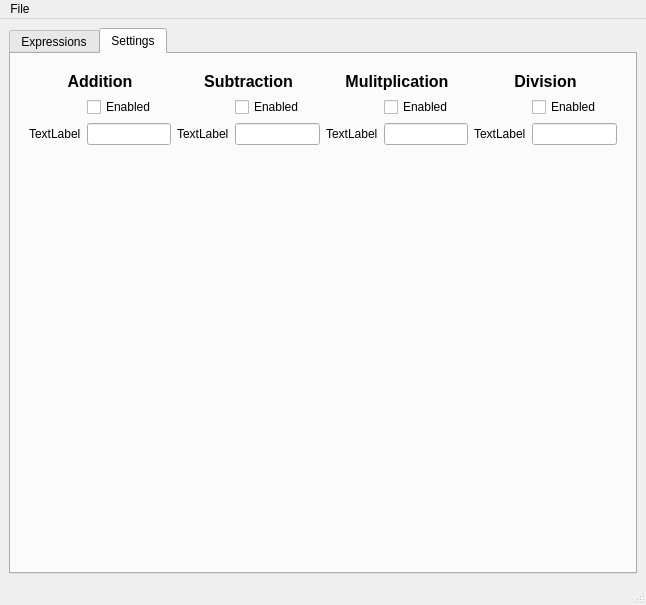
Qt form src/amygo/ui/ui_main_window.ui (Philaeux/Amygo) before a commit.
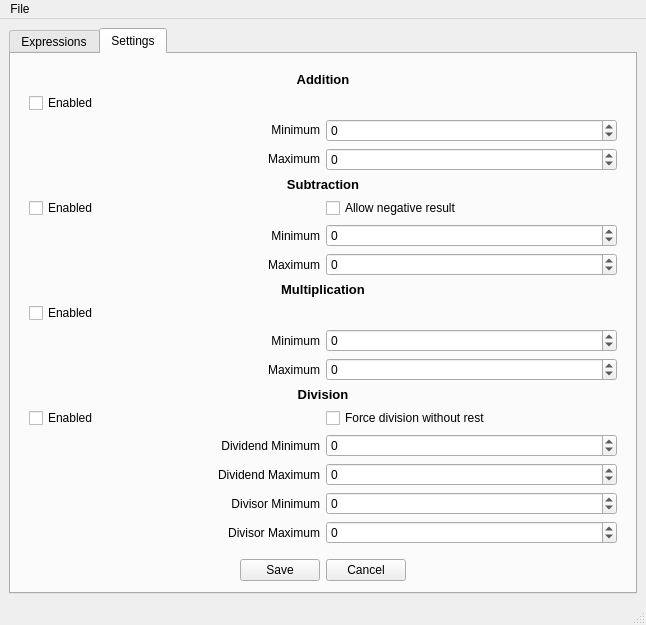
The same form after that commit. The open tabs and pages were chosen to show the change.

Commit message: First release version with all 4 basic operations and settings to manage the generation

What changed in the file:
```diff
--- a/src/amygo/ui/ui_main_window.ui
+++ b/src/amygo/ui/ui_main_window.ui
@@ -109,117 +109,335 @@
         <item>
          <widget class="QWidget" name="formWidget" native="true">
           <layout class="QGridLayout" name="gridLayout">
-           <item row="1" column="3">
-            <widget class="QCheckBox" name="checkBox_2">
+           <item row="1" column="0">
+            <widget class="QCheckBox" name="checkBoxAdditionEnabled">
              <property name="text">
               <string>Enabled</string>
              </property>
             </widget>
            </item>
-           <item row="2" column="3">
-            <widget class="QLineEdit" name="lineEdit_2"/>
+           <item row="8" column="1">
+            <widget class="QSpinBox" name="spinBoxSubstractionMaximum">
+             <property name="minimum">
+              <number>-999999999</number>
+             </property>
+             <property name="maximum">
+              <number>999999999</number>
+             </property>
+            </widget>
            </item>
-           <item row="0" column="0" colspan="2">
-            <widget class="QLabel" name="label">
-             <property name="text">
-              <string>&lt;html&gt;&lt;head/&gt;&lt;body&gt;&lt;p&gt;&lt;span style=&quot; font-size:12pt; font-weight:600;&quot;&gt;Addition&lt;/span&gt;&lt;/p&gt;&lt;/body&gt;&lt;/html&gt;</string>
+           <item row="4" column="1">
+            <widget class="QSpinBox" name="spinBoxAdditionMaximum">
+             <property name="minimum">
+              <number>-999999999</number>
              </property>
-             <property name="alignment">
-              <set>Qt::AlignCenter</set>
+             <property name="maximum">
+              <number>999999999</number>
              </property>
             </widget>
            </item>
-           <item row="2" column="0">
+           <item row="3" column="0">
             <widget class="QLabel" name="label_5">
              <property name="text">
-              <string>TextLabel</string>
+              <string>&lt;html&gt;&lt;head/&gt;&lt;body&gt;&lt;p&gt;Minimum&lt;/p&gt;&lt;/body&gt;&lt;/html&gt;</string>
+             </property>
+             <property name="alignment">
+              <set>Qt::AlignRight|Qt::AlignTrailing|Qt::AlignVCenter</set>
              </property>
             </widget>
            </item>
-           <item row="2" column="2">
-            <widget class="QLabel" name="label_6">
+           <item row="5" column="0" colspan="2">
+            <widget class="QLabel" name="label_3">
              <property name="text">
-              <string>TextLabel</string>
+              <string>&lt;html&gt;&lt;head/&gt;&lt;body&gt;&lt;p&gt;&lt;span style=&quot; font-size:10pt; font-weight:600;&quot;&gt;Subtraction&lt;/span&gt;&lt;/p&gt;&lt;/body&gt;&lt;/html&gt;</string>
+             </property>
+             <property name="alignment">
+              <set>Qt::AlignCenter</set>
              </property>
             </widget>
            </item>
-           <item row="0" column="2" colspan="2">
+           <item row="0" column="0" colspan="2">
             <widget class="QLabel" name="label_2">
              <property name="text">
-              <string>&lt;html&gt;&lt;head/&gt;&lt;body&gt;&lt;p&gt;&lt;span style=&quot; font-size:12pt; font-weight:600;&quot;&gt;Subtraction&lt;/span&gt;&lt;/p&gt;&lt;/body&gt;&lt;/html&gt;</string>
+              <string>&lt;html&gt;&lt;head/&gt;&lt;body&gt;&lt;p&gt;&lt;span style=&quot; font-size:10pt; font-weight:600;&quot;&gt;Addition&lt;/span&gt;&lt;/p&gt;&lt;/body&gt;&lt;/html&gt;</string>
              </property>
              <property name="alignment">
               <set>Qt::AlignCenter</set>
              </property>
             </widget>
            </item>
-           <item row="1" column="7">
-            <widget class="QCheckBox" name="checkBox_4">
+           <item row="6" column="1">
+            <widget class="QCheckBox" name="checkBoxSubstractionAllowNegative">
+             <property name="text">
+              <string>Allow negative result</string>
+             </property>
+            </widget>
+           </item>
+           <item row="6" column="0">
+            <widget class="QCheckBox" name="checkBoxSubstractionEnabled">
              <property name="text">
               <string>Enabled</string>
              </property>
             </widget>
            </item>
-           <item row="2" column="1">
-            <widget class="QLineEdit" name="lineEdit"/>
+           <item row="8" column="0">
+            <widget class="QLabel" name="label_6">
+             <property name="text">
+              <string>Maximum</string>
+             </property>
+             <property name="alignment">
+              <set>Qt::AlignRight|Qt::AlignTrailing|Qt::AlignVCenter</set>
+             </property>
+            </widget>
            </item>
-           <item row="2" column="4">
+           <item row="7" column="1">
+            <widget class="QSpinBox" name="spinBoxSubstractionMinimum">
+             <property name="minimum">
+              <number>-999999999</number>
+             </property>
+             <property name="maximum">
+              <number>999999999</number>
+             </property>
+            </widget>
+           </item>
+           <item row="17" column="0">
+            <widget class="QLabel" name="label_13">
+             <property name="text">
+              <string>Divisor Minimum</string>
+             </property>
+             <property name="alignment">
+              <set>Qt::AlignRight|Qt::AlignTrailing|Qt::AlignVCenter</set>
+             </property>
+            </widget>
+           </item>
+           <item row="9" column="0" colspan="2">
             <widget class="QLabel" name="label_7">
              <property name="text">
-              <string>TextLabel</string>
+              <string>&lt;html&gt;&lt;head/&gt;&lt;body&gt;&lt;p&gt;&lt;span style=&quot; font-size:10pt; font-weight:600;&quot;&gt;Multiplication&lt;/span&gt;&lt;/p&gt;&lt;/body&gt;&lt;/html&gt;</string>
              </property>
-            </widget>
-           </item>
-           <item row="2" column="5">
-            <widget class="QLineEdit" name="lineEdit_3"/>
-           </item>
-           <item row="1" column="5">
-            <widget class="QCheckBox" name="checkBox_3">
-             <property name="text">
-              <string>Enabled</string>
+             <property name="alignment">
+              <set>Qt::AlignCenter</set>
              </property>
             </widget>
            </item>
-           <item row="0" column="4" colspan="2">
+           <item row="7" column="0">
             <widget class="QLabel" name="label_4">
              <property name="text">
-              <string>&lt;html&gt;&lt;head/&gt;&lt;body&gt;&lt;p&gt;&lt;span style=&quot; font-size:12pt; font-weight:600;&quot;&gt;Mulitplication&lt;/span&gt;&lt;/p&gt;&lt;/body&gt;&lt;/html&gt;</string>
+              <string>Minimum</string>
              </property>
              <property name="alignment">
-              <set>Qt::AlignCenter</set>
+              <set>Qt::AlignRight|Qt::AlignTrailing|Qt::AlignVCenter</set>
              </property>
             </widget>
            </item>
-           <item row="2" column="6">
+           <item row="4" column="0">
+            <widget class="QLabel" name="label">
+             <property name="text">
+              <string>&lt;html&gt;&lt;head/&gt;&lt;body&gt;&lt;p&gt;Maximum&lt;/p&gt;&lt;/body&gt;&lt;/html&gt;</string>
+             </property>
+             <property name="alignment">
+              <set>Qt::AlignRight|Qt::AlignTrailing|Qt::AlignVCenter</set>
+             </property>
+            </widget>
+           </item>
+           <item row="3" column="1">
+            <widget class="QSpinBox" name="spinBoxAdditionMinimum">
+             <property name="minimum">
+              <number>-999999999</number>
+             </property>
+             <property name="maximum">
+              <number>999999999</number>
+             </property>
+            </widget>
+           </item>
+           <item row="11" column="0">
             <widget class="QLabel" name="label_8">
              <property name="text">
-              <string>TextLabel</string>
+              <string>Minimum</string>
              </property>
+             <property name="alignment">
+              <set>Qt::AlignRight|Qt::AlignTrailing|Qt::AlignVCenter</set>
+             </property>
             </widget>
            </item>
-           <item row="0" column="6" colspan="2">
-            <widget class="QLabel" name="label_3">
+           <item row="12" column="0">
+            <widget class="QLabel" name="label_9">
              <property name="text">
-              <string>&lt;html&gt;&lt;head/&gt;&lt;body&gt;&lt;p&gt;&lt;span style=&quot; font-size:12pt; font-weight:600;&quot;&gt;Division&lt;/span&gt;&lt;/p&gt;&lt;/body&gt;&lt;/html&gt;</string>
+              <string>Maximum</string>
+             </property>
+             <property name="alignment">
+              <set>Qt::AlignRight|Qt::AlignTrailing|Qt::AlignVCenter</set>
+             </property>
+            </widget>
+           </item>
+           <item row="12" column="1">
+            <widget class="QSpinBox" name="spinBoxMultiplicationMaximum">
+             <property name="minimum">
+              <number>-999999999</number>
+             </property>
+             <property name="maximum">
+              <number>999999999</number>
+             </property>
+            </widget>
+           </item>
+           <item row="11" column="1">
+            <widget class="QSpinBox" name="spinBoxMultiplicationMinimum">
+             <property name="minimum">
+              <number>-999999999</number>
+             </property>
+             <property name="maximum">
+              <number>999999999</number>
+             </property>
+            </widget>
+           </item>
+           <item row="13" column="0" colspan="2">
+            <widget class="QLabel" name="label_10">
+             <property name="text">
+              <string>&lt;html&gt;&lt;head/&gt;&lt;body&gt;&lt;p&gt;&lt;span style=&quot; font-size:10pt; font-weight:600;&quot;&gt;Division&lt;/span&gt;&lt;/p&gt;&lt;/body&gt;&lt;/html&gt;</string>
              </property>
              <property name="alignment">
               <set>Qt::AlignCenter</set>
              </property>
             </widget>
            </item>
-           <item row="2" column="7">
-            <widget class="QLineEdit" name="lineEdit_4"/>
+           <item row="15" column="0">
+            <widget class="QLabel" name="label_11">
+             <property name="text">
+              <string>Dividend Minimum</string>
+             </property>
+             <property name="alignment">
+              <set>Qt::AlignRight|Qt::AlignTrailing|Qt::AlignVCenter</set>
+             </property>
+            </widget>
            </item>
-           <item row="1" column="1">
-            <widget class="QCheckBox" name="checkBox">
+           <item row="10" column="0">
+            <widget class="QCheckBox" name="checkBoxMultiplicationEnabled">
              <property name="text">
               <string>Enabled</string>
              </property>
             </widget>
            </item>
+           <item row="16" column="0">
+            <widget class="QLabel" name="label_12">
+             <property name="text">
+              <string>Dividend Maximum</string>
+             </property>
+             <property name="alignment">
+              <set>Qt::AlignRight|Qt::AlignTrailing|Qt::AlignVCenter</set>
+             </property>
+            </widget>
+           </item>
+           <item row="14" column="0">
+            <widget class="QCheckBox" name="checkBoxDivisionEnabled">
+             <property name="text">
+              <string>Enabled</string>
+             </property>
+            </widget>
+           </item>
+           <item row="14" column="1">
+            <widget class="QCheckBox" name="checkBoxDivisionForceInt">
+             <property name="text">
+              <string>Force division without rest</string>
+             </property>
+            </widget>
+           </item>
+           <item row="15" column="1">
+            <widget class="QSpinBox" name="spinBoxDivisionDividendMinimum">
+             <property name="minimum">
+              <number>-999999999</number>
+             </property>
+             <property name="maximum">
+              <number>999999999</number>
+             </property>
+            </widget>
+           </item>
+           <item row="16" column="1">
+            <widget class="QSpinBox" name="spinBoxDivisionDividendMaximum">
+             <property name="minimum">
+              <number>-999999999</number>
+             </property>
+             <property name="maximum">
+              <number>999999999</number>
+             </property>
+            </widget>
+           </item>
+           <item row="18" column="0">
+            <widget class="QLabel" name="label_14">
+             <property name="text">
+              <string>Divisor Maximum</string>
+             </property>
+             <property name="alignment">
+              <set>Qt::AlignRight|Qt::AlignTrailing|Qt::AlignVCenter</set>
+             </property>
+            </widget>
+           </item>
+           <item row="17" column="1">
+            <widget class="QSpinBox" name="spinBoxDivisionDivisorMinimum">
+             <property name="minimum">
+              <number>-999999999</number>
+             </property>
+             <property name="maximum">
+              <number>999999999</number>
+             </property>
+            </widget>
+           </item>
+           <item row="18" column="1">
+            <widget class="QSpinBox" name="spinBoxDivisionDivisorMaximum">
+             <property name="minimum">
+              <number>-999999999</number>
+             </property>
+             <property name="maximum">
+              <number>999999999</number>
+             </property>
+            </widget>
+           </item>
           </layout>
          </widget>
         </item>
+        <item>
+         <layout class="QHBoxLayout" name="horizontalLayout_2">
+          <item>
+           <spacer name="horizontalSpacer_3">
+            <property name="orientation">
+             <enum>Qt::Horizontal</enum>
+            </property>
+            <property name="sizeHint" stdset="0">
+             <size>
+              <width>40</width>
+              <height>20</height>
+             </size>
+            </property>
+           </spacer>
+          </item>
+          <item>
+           <widget class="QPushButton" name="buttonSettingsSave">
+            <property name="text">
+             <string>Save</string>
+            </property>
+           </widget>
+          </item>
+          <item>
+           <widget class="QPushButton" name="buttonSettingsCancel">
+            <property name="text">
+             <string>Cancel</string>
+            </property>
+           </widget>
+          </item>
+          <item>
+           <spacer name="horizontalSpacer_4">
+            <property name="orientation">
+             <enum>Qt::Horizontal</enum>
+            </property>
+            <property name="sizeHint" stdset="0">
+             <size>
+              <width>40</width>
+              <height>20</height>
+             </size>
+            </property>
+           </spacer>
+          </item>
+         </layout>
+        </item>
         <item>
          <spacer name="verticalSpacer">
           <property name="orientation">
```
Left out of the diff: 13 changed lines with no effect on the pictures. The commit also changes 22 other files.
